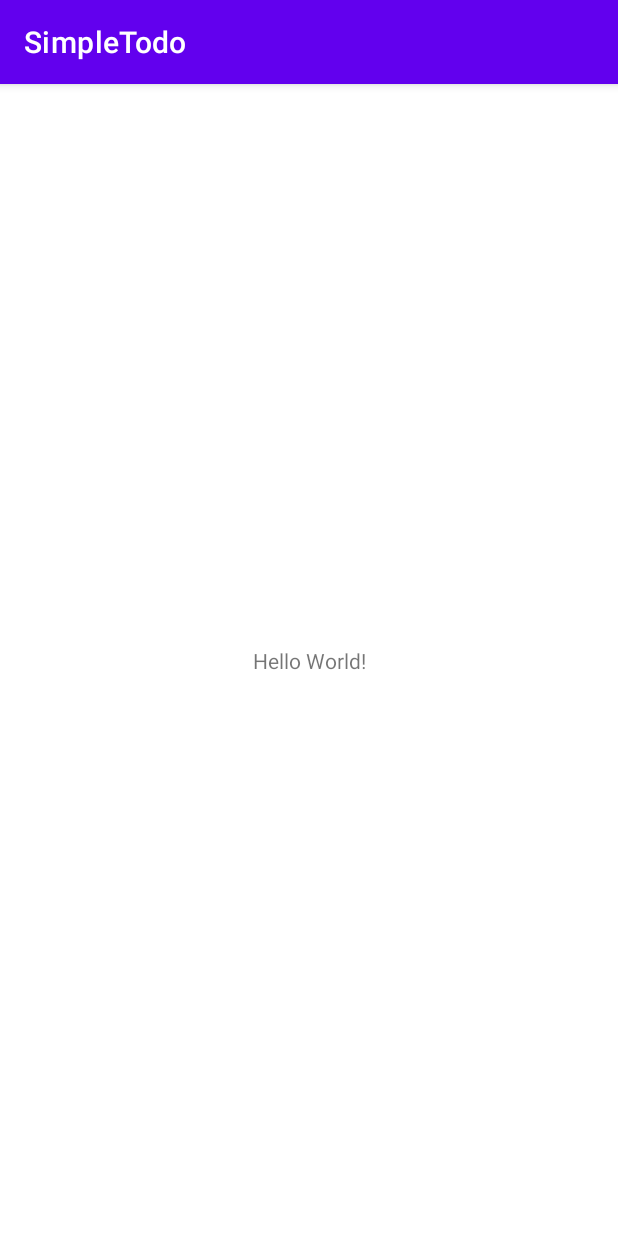
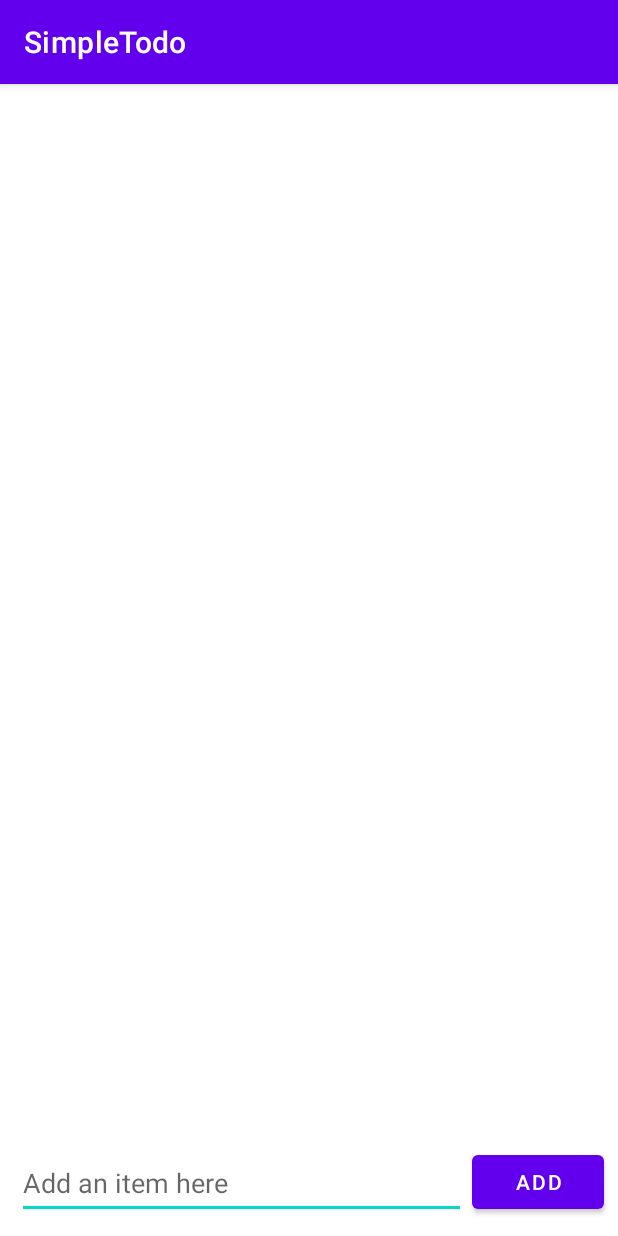
Before and after one commit to MMonarrez24/SimpleTodo, an Android app: the screen it shows after launch (MainActivity), on a phone screen of 412 x 824 dp. Run offline under Robolectric (Android 15) with nearby library versions, the phone set to English and light mode, and no system bars.

Commit message:
Updated Application

```diff
--- a/app/build.gradle
+++ b/app/build.gradle
@@ -35,4 +35,5 @@ dependencies {
     testImplementation 'junit:junit:4.+'
     androidTestImplementation 'androidx.test.ext:junit:1.1.2'
     androidTestImplementation 'androidx.test.espresso:espresso-core:3.3.0'
+    implementation 'commons-io:commons-io:2.6'
 }
--- /dev/null
+++ b/app/src/main/java/com/example/simpletodo/ItemsAdapter.java
@@ -0,0 +1,75 @@
+package com.example.simpletodo;
+
+import android.view.LayoutInflater;
+import android.view.View;
+import android.view.ViewGroup;
+import android.widget.TextView;
+
+import androidx.annotation.NonNull;
+import androidx.recyclerview.widget.RecyclerView;
+
+import java.util.List;
+
+// Responsible for displaying data from the model into a row in the recycler view
+public class ItemsAdapter extends RecyclerView.Adapter<ItemsAdapter.ViewHolder> {
+
+    public interface OnLongClickListener{
+        void onItemLongClicked(int position);
+    }
+
+    List<String> items;
+    OnLongClickListener longClickListener;
+
+    public ItemsAdapter(List<String> items, OnLongClickListener longClickListener) {
+        this.items = items;
+        this.longClickListener = longClickListener;
+    }
+
+    @NonNull
+    @Override
+    public ViewHolder onCreateViewHolder(@NonNull ViewGroup parent, int viewType) {
+        // Use layout inflator to inflate a view
+        View todoView = LayoutInflater.from(parent.getContext()).inflate(android.R.layout.simple_list_item_1, parent, false);
+        // wrap it inside a View Holder and return it
+        return new ViewHolder(todoView);
+    }
+
+    // Responsible for binding data to a particular view holder
+    @Override
+    public void onBindViewHolder(@NonNull ViewHolder holder, int position) {
+        // Grab the item at the position
+        String item = items.get(position);
+        // Bind the item into the specified view holder
+        holder.bind(item);
+    }
+
+    // Tells the recycler view how many items are in the list
+    @Override
+    public int getItemCount() {
+        return items.size();
+    }
+
+    //Container to provide easy access to views that represent each row of the list
+    class ViewHolder extends RecyclerView.ViewHolder {
+
+        TextView tvItem;
+
+        public ViewHolder(@NonNull View itemView) {
+            super(itemView);
+            tvItem = itemView.findViewById(android.R.id.text1);
+        }
+
+        // Update the view inside of the view holder with this data
+        public void bind(String item) {
+            tvItem.setText(item);
+            tvItem.setOnLongClickListener(new View.OnLongClickListener() {
+                @Override
+                public boolean onLongClick(View view) {
+                    // Notify the listener which position was long pressed
+                    longClickListener.onItemLongClicked(getAdapterPosition());
+                    return true;
+                }
+            });
+        }
+    }
+}
--- a/app/src/main/java/com/example/simpletodo/MainActivity.java
+++ b/app/src/main/java/com/example/simpletodo/MainActivity.java
@@ -1,14 +1,94 @@
 package com.example.simpletodo;
 
 import androidx.appcompat.app.AppCompatActivity;
+import androidx.recyclerview.widget.LinearLayoutManager;
+import androidx.recyclerview.widget.RecyclerView;
 
 import android.os.Bundle;
+import org.apache.commons.io.FileUtils;
+
+import android.util.Log;
+import android.view.View;
+import android.widget.Button;
+import android.widget.EditText;
+import android.widget.Toast;
+
+import java.io.File;
+import java.io.IOException;
+import java.nio.charset.Charset;
+import java.util.ArrayList;
+import java.util.List;
 
 public class MainActivity extends AppCompatActivity {
+
+    List<String> items;
+
+    Button btnAdd;
+    EditText etItem;
+    RecyclerView rvItems;
+    ItemsAdapter itemsAdapter;
 
     @Override
     protected void onCreate(Bundle savedInstanceState) {
         super.onCreate(savedInstanceState);
         setContentView(R.layout.activity_main);
+
+        btnAdd = findViewById(R.id.btnAdd);
+        etItem = findViewById((R.id.etItem));
+        rvItems = findViewById((R.id.rvItems));
+
+        loadItems();
+
+        ItemsAdapter.OnLongClickListener onLongClickListener = new ItemsAdapter.OnLongClickListener() {
+            @Override
+            public void onItemLongClicked(int position) {
+                // Delete the item from the model
+                items.remove(position);
+                // Notify the adapter
+                itemsAdapter.notifyItemRemoved(position);
+                Toast.makeText(getApplicationContext(), "Item was removed", Toast.LENGTH_SHORT).show();
+                saveItems();
+            }
+        };
+        itemsAdapter = new ItemsAdapter(items, onLongClickListener);
+        rvItems.setAdapter(itemsAdapter);
+        rvItems.setLayoutManager(new LinearLayoutManager(this));
+
+        btnAdd.setOnClickListener(new View.OnClickListener() {
+            @Override
+            public void onClick(View view) {
+                String todoItem = etItem.getText().toString();
+                // Add item to model
+                items.add(todoItem);
+                // Notify adapter that an item is inserted
+                itemsAdapter.notifyItemInserted(items.size() -1);
+                etItem.setText("");
+                Toast.makeText(getApplicationContext(), "Item was added", Toast.LENGTH_SHORT).show();
+                saveItems();
+            }
+        });
+    }
+
+    private File getDataFile() {
+        return new File(getFilesDir(), "data.txt");
+    }
+
+    // This function will load items by reading every line of the data file
+    private void loadItems() {
+        try {
+            items = new ArrayList<>(FileUtils.readLines(getDataFile(), Charset.defaultCharset()));
+        } catch (IOException e) {
+            Log.e("MainActivity", "Error reading items", e);
+            items = new ArrayList<>();
+        }
+    }
+
+    // This function saves items by writing them into the data file
+    private void saveItems() {
+        try {
+            FileUtils.writeLines(getDataFile(), items);
+        } catch (IOException e) {
+            Log.e("MainActivity", "Error writing items", e);
+        }
     }
 }
--- a/app/src/main/res/layout/activity_main.xml
+++ b/app/src/main/res/layout/activity_main.xml
@@ -1,18 +1,49 @@
 <?xml version="1.0" encoding="utf-8"?>
-<androidx.constraintlayout.widget.ConstraintLayout xmlns:android="http://schemas.android.com/apk/res/android"
+<RelativeLayout
+    xmlns:android="http://schemas.android.com/apk/res/android"
     xmlns:app="http://schemas.android.com/apk/res-auto"
     xmlns:tools="http://schemas.android.com/tools"
     android:layout_width="match_parent"
     android:layout_height="match_parent"
     tools:context=".MainActivity">
 
-    <TextView
+    <Button
+        android:id="@+id/btnAdd"
         android:layout_width="wrap_content"
         android:layout_height="wrap_content"
-        android:text="Hello World!"
-        app:layout_constraintBottom_toBottomOf="parent"
-        app:layout_constraintLeft_toLeftOf="parent"
-        app:layout_constraintRight_toRightOf="parent"
-        app:layout_constraintTop_toTopOf="parent" />
+        android:layout_alignParentEnd="true"
+        android:layout_alignParentBottom="true"
+        android:layout_marginEnd="9dp"
+        android:layout_marginBottom="12dp"
+        android:text="@string/add"
+        tools:layout_editor_absoluteX="491dp"
+        tools:layout_editor_absoluteY="977dp" />
 
-</androidx.constraintlayout.widget.ConstraintLayout>
+    <EditText
+        android:id="@+id/etItem"
+        android:layout_width="825dp"
+        android:layout_height="wrap_content"
+        android:layout_alignParentStart="true"
+        android:layout_alignParentBottom="true"
+        android:layout_marginStart="11dp"
+        android:layout_marginEnd="4dp"
+        android:layout_marginBottom="11dp"
+        android:layout_toStartOf="@+id/btnAdd"
+        android:ems="10"
+        android:hint="Add an item here"
+        android:minHeight="48dp"
+        android:textColor="#78909C"
+        tools:ignore="TextContrastCheck" />
+
+    <androidx.recyclerview.widget.RecyclerView
+        android:id="@+id/rvItems"
+        android:layout_width="match_parent"
+        android:layout_height="match_parent"
+        android:layout_above="@+id/etItem"
+        android:layout_alignParentStart="true"
+        android:layout_alignParentTop="true"
+        android:layout_centerHorizontal="true"
+        android:layout_marginStart="0dp"
+        android:layout_marginTop="0dp"
+        android:layout_marginBottom="0dp" />
+</RelativeLayout>
--- a/app/src/main/res/values/strings.xml
+++ b/app/src/main/res/values/strings.xml
@@ -1,3 +1,5 @@
 <resources>
     <string name="app_name">SimpleTodo</string>
+    <string name="button">Button</string>
+    <string name="add">Add</string>
 </resources>
```
Also changed, not shown: 1 other file.
